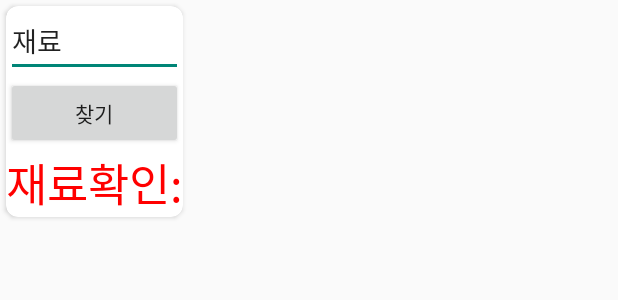
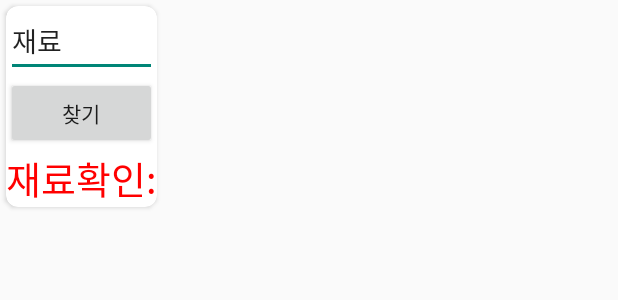
Before and after one commit to KakaoNing/SuwonFood, an Android app: the layout item_dialog_refrigerator_add_material.xml on its own in the app's theme, with its tools: preview values and no code run, on a phone screen of 412 x 824 dp. Shown: the top 300 px of the screen. Run offline under Robolectric (Android 15) with nearby library versions, the phone set to English and light mode, and no system bars.

```diff
--- a/app/src/main/java/com/example/myapplication/Dialog_Refrigerator.kt
+++ b/app/src/main/java/com/example/myapplication/Dialog_Refrigerator.kt
@@ -45,6 +45,7 @@ class Dialog_Refrigerator(context: Context){
 
             //다이얼로그 빌드 실행
             vlist1dialog.show()
+
         }
         dialog.dialog_material_button2.setOnClickListener {
 
--- a/app/src/main/res/layout/item_dialog_refrigerator_add_material.xml
+++ b/app/src/main/res/layout/item_dialog_refrigerator_add_material.xml
@@ -1,22 +1,21 @@
 <?xml version="1.0" encoding="utf-8"?>
-<androidx.cardview.widget.CardView xmlns:android="http://schemas.android.com/apk/res/android"
+<androidx.cardview.widget.CardView
+    xmlns:android="http://schemas.android.com/apk/res/android"
     xmlns:app="http://schemas.android.com/apk/res-auto"
     android:layout_width="wrap_content"
     android:layout_height="wrap_content"
-    xmlns:tools="http://schemas.android.com/tools"
     android:layout_margin="4dp"
     app:cardCornerRadius="8dp">
         <LinearLayout
-            android:layout_width="match_parent"
-            android:layout_height="match_parent"
-            android:orientation="vertical">
-
+            android:layout_width="wrap_content"
+            android:layout_height="wrap_content"
+            android:orientation="vertical"
+            android:layout_gravity="center">
                 <EditText
                     android:id="@+id/Edit1"
                     android:layout_width="match_parent"
                     android:layout_height="wrap_content"
                     android:text="재료"/>
-
 
                 <Button
                     android:id="@+id/BtnAdd"
@@ -30,7 +29,7 @@
                     android:layout_height="wrap_content"
                     android:text="재료확인:"
                     android:textColor="#FF0000"
-                    android:textSize="30dp"/>
+                    android:textSize="25dp"/>
 
         </LinearLayout>
 </androidx.cardview.widget.CardView>
--- a/app/src/main/res/layout/item_dialog_refrigerator_material.xml
+++ b/app/src/main/res/layout/item_dialog_refrigerator_material.xml
@@ -21,6 +21,7 @@
             android:layout_height="wrap_content"
             android:text="반찬"
             android:textSize="30dp"/>
+
             <Button
                 android:id="@+id/dialog_material_choicbutton"
                 android:layout_width="wrap_content"
```
Also changed, not shown: app/src/main/java/com/example/myapplication/DialogT.kt (added, +37 -0 lines), app/src/main/java/com/example/myapplication/RecipeCal.kt (+4 -6 lines).
